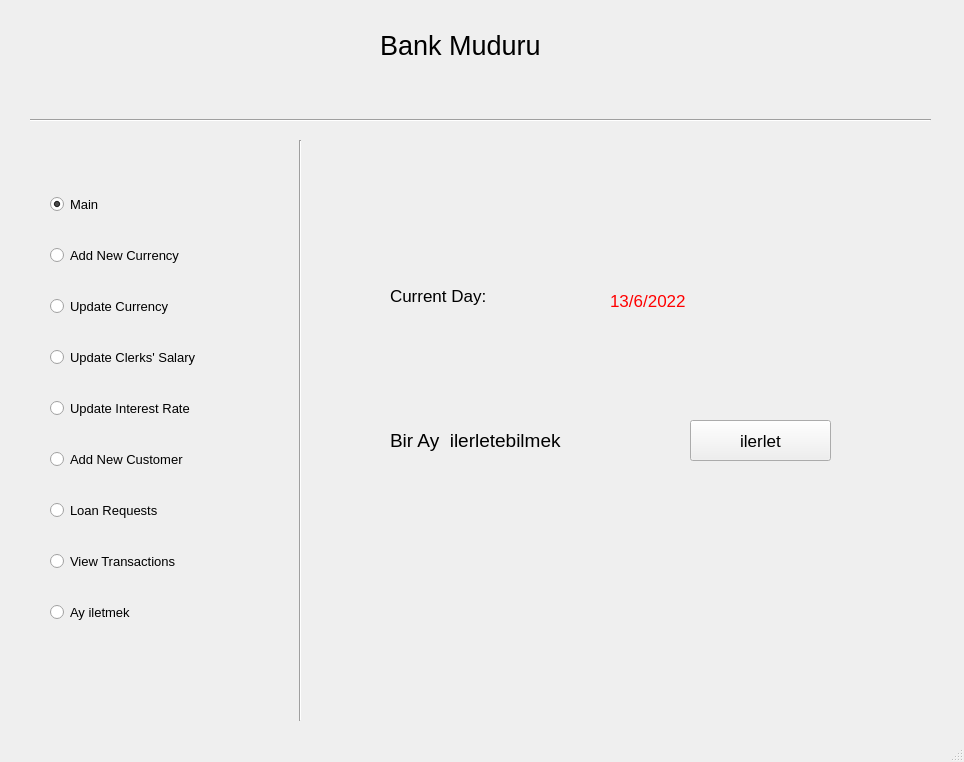
First picture: the form in Interface/deadlock/managerMain.ui, repository m4hosam/bank-managment-system, before the edit.
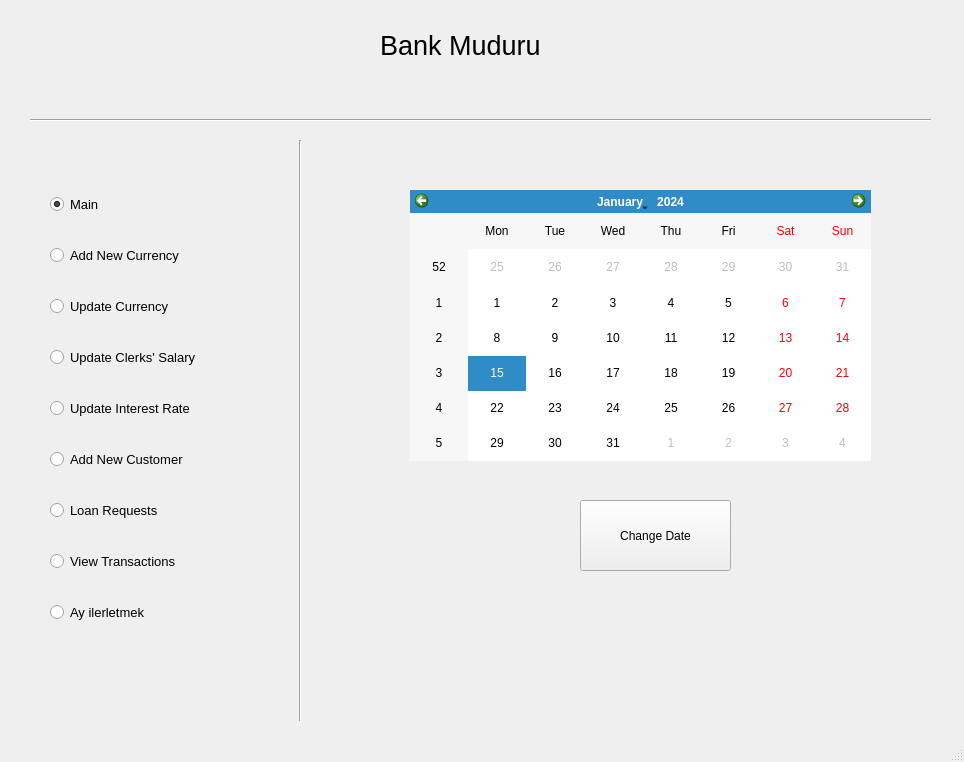
Second picture: the form after the edit. The open tabs and pages were chosen to show the change.

Patch:
```diff
--- a/Interface/deadlock/managerMain.ui
+++ b/Interface/deadlock/managerMain.ui
@@ -1566,79 +1566,27 @@
      </widget>
     </widget>
     <widget class="QWidget" name="skip_month_widget">
-     <widget class="QLabel" name="label_14">
+     <widget class="QCalendarWidget" name="calendarWidget">
       <property name="geometry">
        <rect>
-        <x>70</x>
-        <y>260</y>
-        <width>241</width>
-        <height>61</height>
+        <x>90</x>
+        <y>40</y>
+        <width>461</width>
+        <height>271</height>
        </rect>
       </property>
-      <property name="font">
-       <font>
-        <pointsize>14</pointsize>
-       </font>
-      </property>
-      <property name="text">
-       <string>Bir Ay  ilerletebilmek</string>
-      </property>
      </widget>
      <widget class="QPushButton" name="pushButton_3">
       <property name="geometry">
        <rect>
-        <x>370</x>
-        <y>270</y>
-        <width>141</width>
-        <height>41</height>
+        <x>260</x>
+        <y>350</y>
+        <width>151</width>
+        <height>71</height>
        </rect>
       </property>
-      <property name="font">
-       <font>
-        <pointsize>13</pointsize>
-       </font>
-      </property>
       <property name="text">
-       <string>ilerlet</string>
-      </property>
-     </widget>
-     <widget class="QLabel" name="label_15">
-      <property name="geometry">
-       <rect>
-        <x>70</x>
-        <y>120</y>
-        <width>131</width>
-        <height>51</height>
-       </rect>
-      </property>
-      <property name="font">
-       <font>
-        <pointsize>13</pointsize>
-       </font>
-      </property>
-      <property name="text">
-       <string>Current Day: </string>
-      </property>
-     </widget>
-     <widget class="QLabel" name="label_16">
-      <property name="geometry">
-       <rect>
-        <x>290</x>
-        <y>130</y>
-        <width>291</width>
-        <height>41</height>
-       </rect>
-      </property>
-      <property name="font">
-       <font>
-        <pointsize>13</pointsize>
-       </font>
-      </property>
-      <property name="styleSheet">
-       <string notr="true">color:red</string>
-      </property>
-      <property name="text">
-       <string>13/6/2022</string>
+       <string>Change Date</string>
       </property>
      </widget>
     </widget>
@@ -1989,7 +1937,7 @@
         </font>
        </property>
        <property name="text">
-        <string>Ay iletmek</string>
+        <string>Ay ilerletmek</string>
        </property>
       </widget>
      </item>
```
Left out of the diff: 10 changed lines with no effect on the pictures.
